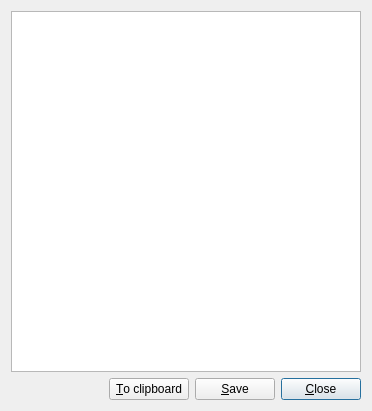
The window that src/textview_gui.ui (bernds/q5Go) describes before a commit, drawn with Qt 5.
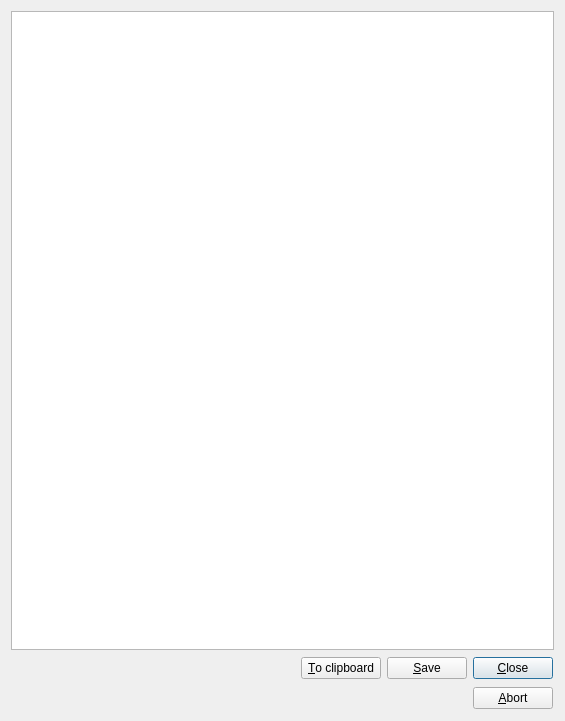
The same window after the commit.

Commit message: Extend the textview functionality a little.  This will be used not just for ASCII export, but also for GTP messages.

What changed in the file:
```diff
--- a/src/textview_gui.ui
+++ b/src/textview_gui.ui
@@ -9,8 +9,8 @@
       <rect>
         <x>0</x>
         <y>0</y>
-        <width>372</width>
-        <height>411</height>
+    <width>565</width>
+    <height>721</height>
       </rect>
     </property>
     <property name="windowTitle">
@@ -22,6 +22,26 @@
       </property>
       <property name="spacing">
         <number>6</number>
+   </property>
+   <property name="leftMargin">
+    <number>11</number>
+   </property>
+   <property name="topMargin">
+    <number>11</number>
+   </property>
+   <property name="rightMargin">
+    <number>11</number>
+   </property>
+   <property name="bottomMargin">
+    <number>11</number>
+   </property>
+   <item>
+    <layout class="QVBoxLayout" name="verticalLayout_2">
+     <property name="topMargin">
+      <number>0</number>
+     </property>
+     <property name="bottomMargin">
+      <number>0</number>
       </property>
       <item>
         <widget class="QTextEdit" name="textEdit">
@@ -34,27 +54,45 @@
         </widget>
       </item>
       <item>
-        <layout class="QHBoxLayout">
-          <property name="margin">
-            <number>0</number>
-          </property>
+      <widget class="QWidget" name="exportBox" native="true">
+       <layout class="QVBoxLayout" name="verticalLayout_3">
           <property name="spacing">
             <number>6</number>
           </property>
+        <property name="leftMargin">
+         <number>1</number>
+        </property>
+        <property name="topMargin">
+         <number>1</number>
+        </property>
+        <property name="rightMargin">
+         <number>1</number>
+        </property>
+        <property name="bottomMargin">
+         <number>1</number>
+        </property>
           <item>
-            <spacer name="Horizontal Spacing2">
-              <property name="sizeHint">
+         <layout class="QHBoxLayout" name="horizontalLayout">
+          <property name="leftMargin">
+           <number>0</number>
+          </property>
+          <property name="rightMargin">
+           <number>0</number>
+          </property>
+          <item>
+           <spacer name="Horizontal Spacing3">
+            <property name="orientation">
+             <enum>Qt::Horizontal</enum>
+            </property>
+            <property name="sizeType">
+             <enum>QSizePolicy::Expanding</enum>
+            </property>
+            <property name="sizeHint" stdset="0">
                 <size>
                   <width>20</width>
                   <height>20</height>
                 </size>
               </property>
-              <property name="sizeType">
-                <enum>QSizePolicy::Expanding</enum>
-              </property>
-              <property name="orientation">
-                <enum>Qt::Horizontal</enum>
-              </property>
             </spacer>
           </item>
           <item>
@@ -88,9 +126,58 @@
               <property name="default">
                 <bool>true</bool>
               </property>
+           </widget>
+          </item>
+         </layout>
+        </item>
+       </layout>
+      </widget>
+     </item>
+     <item>
+      <widget class="QWidget" name="gtpBox" native="true">
+       <layout class="QHBoxLayout" name="gtpLayout">
+        <property name="spacing">
+         <number>6</number>
+        </property>
+        <property name="leftMargin">
+         <number>1</number>
+        </property>
+        <property name="topMargin">
+         <number>1</number>
+        </property>
+        <property name="rightMargin">
+         <number>1</number>
+        </property>
+        <property name="bottomMargin">
+         <number>1</number>
+        </property>
+        <item>
+         <spacer name="Horizontal Spacing2">
+          <property name="orientation">
+           <enum>Qt::Horizontal</enum>
+          </property>
+          <property name="sizeType">
+           <enum>QSizePolicy::Expanding</enum>
+          </property>
+          <property name="sizeHint" stdset="0">
+           <size>
+            <width>20</width>
+            <height>20</height>
+           </size>
+          </property>
+         </spacer>
+        </item>
+        <item>
+         <widget class="QPushButton" name="buttonAbort">
               <property name="toolTip">
-                <string>Close this window</string>
-              </property>
+           <string>Abort program startup</string>
+          </property>
+          <property name="text">
+           <string>&amp;Abort</string>
+          </property>
+         </widget>
+        </item>
+       </layout>
             </widget>
           </item>
         </layout>
```
Left out of the diff: 60 changed lines with no effect on the pictures. Lines whose indentation alone changed are shown as unchanged. The commit also changes 3 other files.
